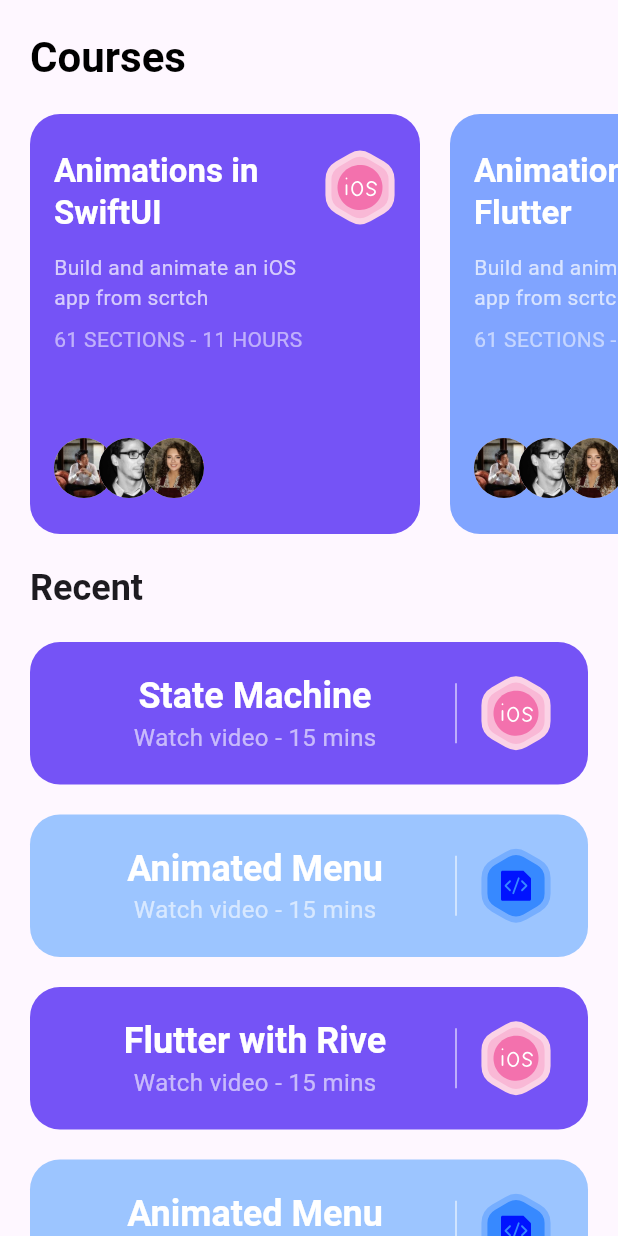
After one commit to BrendaPSanchezC/animated, a Flutter app: the HomeScreen screen opened directly, on a phone screen of 412 x 824 dp. The commit adds this screen. Run offline on Flutter 3.47's test engine with Material 3 defaults, Android fonts, the phone set to English and light mode, and no system bars; our stand-ins replace flutter_svg, rive.

Commit message:
animación de la barar de home y contenido de la ventana de home

```diff
--- /dev/null
+++ b/lib/models/course.dart
@@ -0,0 +1,38 @@
+//modelo para el curso
+import 'package:flutter/material.dart';
+
+class Course {
+  final String title, description, iconSrc;
+  final Color bgColor;
+
+  Course({
+    required this.title,
+    this.description = "Build and animate an iOS app from scrtch",
+    this.iconSrc = "assets/icons/ios.svg",
+    this.bgColor = const Color(0xFF7553F6)
+    });
+}
+
+List<Course> courses = [
+  Course(title: "Animations in SwiftUI"),
+  Course(
+    title: "Animations in Flutter",
+    iconSrc: "assets/icons/code.svg",
+    bgColor: const Color(0xFF80A4FF),
+  )
+];
+
+List<Course> recentCourses = [
+  Course(title: "State Machine"),
+  Course(
+    title: "Animated Menu",
+    bgColor: const Color(0xFF9CC5FF),
+    iconSrc: "assets/icons/code.svg",
+  ),
+  Course(title: "Flutter with Rive"),
+  Course(
+    title: "Animated Menu",
+    bgColor: const Color(0xFF9CC5FF),
+    iconSrc: "assets/icons/code.svg",
+  ),
+];
--- /dev/null
+++ b/lib/screens/home/components/course_card.dart
@@ -0,0 +1,68 @@
+import 'package:animated/models/course.dart';
+import 'package:flutter/material.dart';
+import 'package:flutter_svg/svg.dart';
+
+class CourseCard extends StatelessWidget {
+  const CourseCard({
+    super.key, required this.course,
+  });
+
+  final Course course;
+
+  @override
+  Widget build(BuildContext context) {
+    return Container(
+      padding: const EdgeInsets.symmetric(horizontal: 16, vertical: 24),
+      height: 280,
+      width: 260,
+      decoration: BoxDecoration(
+        color: course.bgColor,
+        borderRadius: const BorderRadius.all(
+          Radius.circular(20),
+        ),
+      ),
+      child: Row(
+        crossAxisAlignment: CrossAxisAlignment.start,
+        children: [
+          Expanded(child:
+          Column(
+            crossAxisAlignment: CrossAxisAlignment.start,
+            children: [
+              Text(course.title,
+              style: Theme.of(context)
+              .textTheme
+              .titleLarge!
+              .copyWith(color: Colors.white, fontWeight: FontWeight.w600),
+                ),
+                 Padding(
+                  padding: const EdgeInsets.only(top: 12, bottom: 8),
+                  child: Text(course.description,
+                    style: const TextStyle(color: Colors.white70),
+                  ),
+                ),
+                const Text(
+                  "61 SECTIONS - 11 HOURS",
+                  style: TextStyle(color: Colors.white54),
+                ),
+                const Spacer(),
+                //las imagenes de los usuarios
+                Row(
+                  children: List.generate(3,
+                  (index) => Transform.translate(
+                    offset: Offset((-10 * index).toDouble(), 0),//el lugar en donde estaran las imagenes
+                    child: CircleAvatar(
+                      radius: 20,
+                      backgroundImage: AssetImage("assets/avaters/Avatar ${index + 1}.jpg"),
+                    ),
+                  )
+                 ),
+                ),
+              ],
+            ),
+          ),
+          SvgPicture.asset(course.iconSrc,)
+        ],
+      ),
+    );
+  }
+}
--- /dev/null
+++ b/lib/screens/home/home_screen.dart
@@ -0,0 +1,112 @@
+import 'package:animated/models/course.dart';
+import 'package:animated/screens/home/components/course_card.dart';
+import 'package:flutter/material.dart';
+import 'package:flutter_svg/svg.dart';
+
+class HomeScreen extends StatelessWidget {
+  const HomeScreen({super.key});
+
+  @override
+  Widget build(BuildContext context) {
+    return Scaffold(
+      resizeToAvoidBottomInset: false,
+      extendBody: true,
+      body: SafeArea(
+        bottom: false,
+        child: SingleChildScrollView(
+          child: Column(
+            crossAxisAlignment: CrossAxisAlignment.start,
+            children: [
+              Padding(
+                padding: const EdgeInsets.all(20),
+                child: Text("Courses",
+                style: Theme.of(context).textTheme.headlineMedium!
+                .copyWith(color: Colors.black, fontWeight: FontWeight.w600),),
+              ),
+              SingleChildScrollView(
+                scrollDirection: Axis.horizontal,
+                child: Row(
+                  children: [
+                    ...courses.map((course) => Padding(
+                      padding: const EdgeInsets.only(left: 20),
+                      child: CourseCard(course: course),
+                    )).toList(),
+                  ],
+                ),
+              ),
+              Padding(
+                padding: const EdgeInsets.all(20),
+                child: Text(
+                  "Recent",
+                  style: Theme.of(context)
+                  .textTheme
+                  .headlineSmall!
+                  .copyWith(fontWeight: FontWeight.w600),
+                ),
+              ),
+              ...recentCourses.map(
+                (course) => Padding(
+                  padding: const EdgeInsets.only(left: 20, right: 20, bottom: 20),
+                  child: SecondaryCourseCard(course: course),
+                )
+              )
+            ],
+          ),
+        ),
+      ),
+    );
+  }
+}
+
+class SecondaryCourseCard extends StatelessWidget {
+  const SecondaryCourseCard({
+    super.key, required this.course,
+  });
+
+  final Course course;
+
+  @override
+  Widget build(BuildContext context) {
+    return Container(
+      padding: EdgeInsets.symmetric(horizontal: 24, vertical: 20),
+      decoration: BoxDecoration(
+        color: course.bgColor,
+        borderRadius: BorderRadius.all(Radius.circular(20))
+      ),
+      child: Row(
+        children: [
+          Expanded(child:
+          Column(
+            children: [
+              Text(
+                course.title,
+                style: Theme.of(context)
+                .textTheme
+                .headlineSmall!
+                .copyWith(
+                  color: Colors.white,
+                  fontWeight: FontWeight.w600
+                ),
+              ),
+              Text(
+                "Watch video - 15 mins",
+                style: TextStyle(color: Colors.white60, fontSize: 16),
+              )
+            ],
+          ),
+          ),
+          SizedBox(
+            height: 40,
+            child: VerticalDivider(
+              color: Colors.white70,
+            ),
+          ),
+          SizedBox(
+            width: 8,
+          ),
+          SvgPicture.asset(course.iconSrc)
+        ],
+      ),
+    );
+  }
+}
```
Also changed, not shown: lib/components/animated_bar.dart (added, +26 -0 lines), lib/models/rive_asset.dart (added, +47 -0 lines), lib/screens/onboding/components/sign_in_form.dart (+15 -8 lines), lib/screens/onboding/constants.dart (added, +7 -0 lines), lib/screens/onboding/entry_point.dart (added, +82 -0 lines), lib/screens/utils/rive_utils.dart (added, +11 -0 lines).
